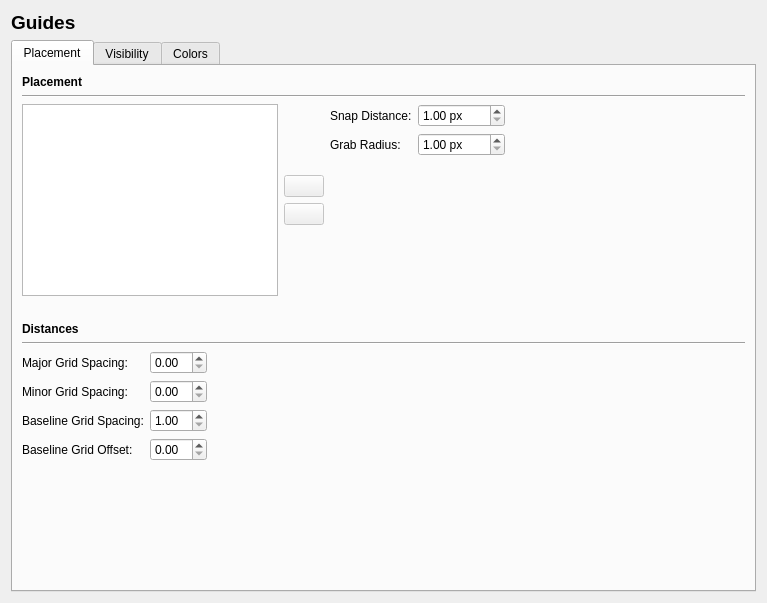
This is scribus/ui/prefs_guidesbase.ui in scribusproject/scribus as Qt 5 draws it before an edit. The edited form follows.
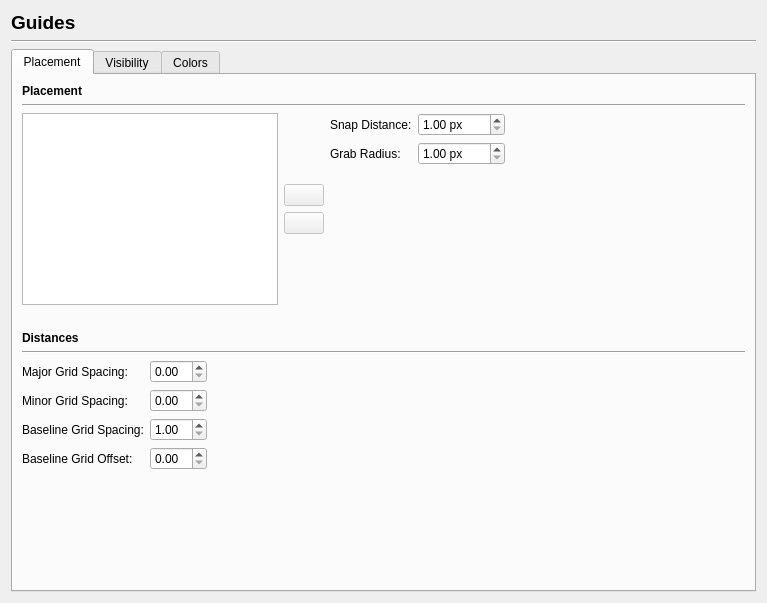
This is the edited form. Custom widgets are drawn as their Qt base class.

Commit message: #16353: Missing line after "Guides" panel title in Preference dialog <bubu>

Diff of the .ui file:
```diff
--- a/scribus/ui/prefs_guidesbase.ui
+++ b/scribus/ui/prefs_guidesbase.ui
@@ -28,6 +28,13 @@
      </property>
     </widget>
    </item>
+   <item>
+    <widget class="Line" name="line">
+     <property name="orientation">
+      <enum>Qt::Horizontal</enum>
+     </property>
+    </widget>
+   </item>
    <item>
     <widget class="QTabWidget" name="tabWidget">
      <property name="currentIndex">
```
